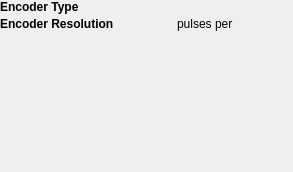
Before: the Qt Designer form acq4/devices/PositionEncoder/devGuiTemplate.ui in mgraupe/acq4, drawn with Qt 5.
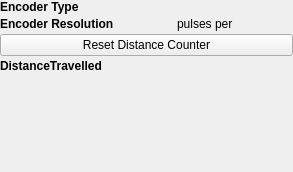
After: the same form once the commit is applied.

Commit message: position encoder gui is now updated according to distance travelled; can also be reset

Diff of the .ui file:
```diff
--- a/acq4/devices/PositionEncoder/devGuiTemplate.ui
+++ b/acq4/devices/PositionEncoder/devGuiTemplate.ui
@@ -29,6 +29,19 @@
    <property name="spacing">
     <number>3</number>
    </property>
+   <item row="4" column="0">
+    <widget class="QLabel" name="label_3">
+     <property name="font">
+      <font>
+       <weight>75</weight>
+       <bold>true</bold>
+      </font>
+     </property>
+     <property name="text">
+      <string>DistanceTravelled</string>
+     </property>
+    </widget>
+   </item>
    <item row="0" column="0">
     <widget class="QLabel" name="label">
      <property name="font">
@@ -55,7 +68,7 @@
      </property>
     </widget>
    </item>
-   <item row="2" column="0">
+   <item row="7" column="0">
     <spacer name="verticalSpacer">
      <property name="orientation">
       <enum>Qt::Vertical</enum>
@@ -107,6 +120,20 @@
      </property>
     </widget>
    </item>
+   <item row="2" column="0" colspan="4">
+    <widget class="QPushButton" name="resetCounterBtn">
+     <property name="text">
+      <string>Reset Distance Counter</string>
+     </property>
+    </widget>
+   </item>
+   <item row="4" column="2" colspan="2">
+    <widget class="QLabel" name="counterLabel">
+     <property name="text">
+      <string/>
+     </property>
+    </widget>
+   </item>
   </layout>
  </widget>
  <resources/>
```
The commit also changes 3 other files.
